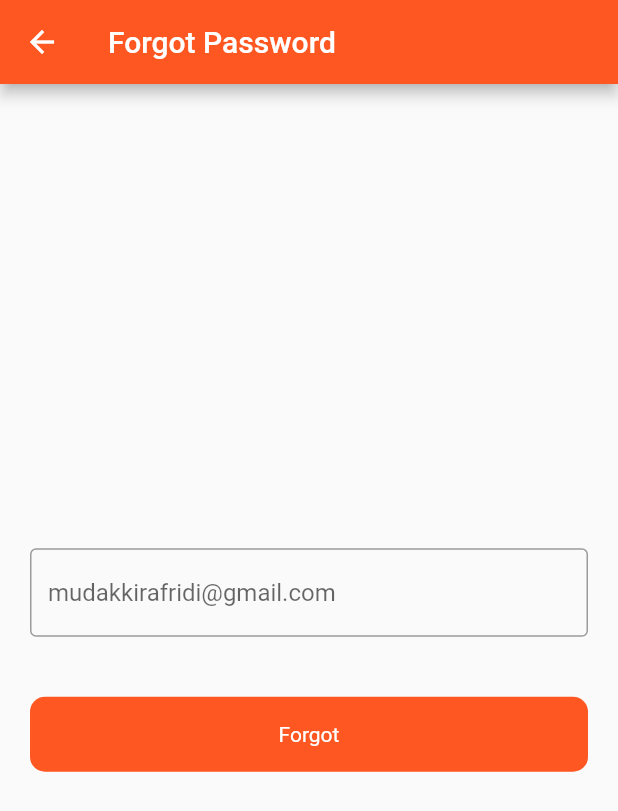
After one commit to mudakkirafridi/Flutter-Firebase, a Flutter app: the screen it shows after launch, after a tap on "SIGN UP", after a tap on "Forgot Password?", on a phone screen of 412 x 824 dp. The commit adds this screen. Shown: the top 811 px of the screen. Run offline on Flutter 3.47's test engine with Material 2 defaults, Android fonts, the phone set to English and light mode, and no system bars; our stand-ins replace cloud_firestore, firebase_auth, firebase_core, firebase_database, fluttertoast; accounts and stored records are empty.

Commit message:
forgor password video complete

```diff
--- /dev/null
+++ b/lib/pages/forgot-screen.dart
@@ -0,0 +1,54 @@
+import 'package:firebase_auth/firebase_auth.dart';
+import 'package:flutter/material.dart';
+import 'package:flutter_firebase/utilities/utils.dart';
+import 'package:flutter_firebase/widgets/roundBtn.dart';
+
+class ForgotPasswordScreen extends StatefulWidget {
+  const ForgotPasswordScreen({super.key});
+
+  @override
+  State<ForgotPasswordScreen> createState() => _MyWidgetState();
+}
+
+class _MyWidgetState extends State<ForgotPasswordScreen> {
+  final forgotEmailContoller = TextEditingController();
+  final auth = FirebaseAuth.instance;
+  @override
+  Widget build(BuildContext context) {
+    return Scaffold(
+      appBar: AppBar(
+        title: const Text('Forgot Password'),
+      ),
+      body: Padding(
+        padding: const EdgeInsets.symmetric(horizontal: 20),
+        child: Column(
+          mainAxisAlignment: MainAxisAlignment.center,
+          crossAxisAlignment: CrossAxisAlignment.center,
+          children: [
+            TextFormField(
+              controller: forgotEmailContoller,
+              decoration: const InputDecoration(
+                  hintText: 'mudakkirafridi@gmail.com',
+                  border: OutlineInputBorder()),
+            ),
+            const SizedBox(
+              height: 40,
+            ),
+            RoundButton(
+                title: 'Forgot',
+                onTap: () {
+                  auth
+                      .sendPasswordResetEmail(
+                          email: forgotEmailContoller.text.toString())
+                      .then((value) {
+                    Utils().toastMessage(message: 'Email Send Successfully');
+                  }).onError((error, stackTrace) {
+                    Utils().toastMessage(message: error.toString());
+                  });
+                })
+          ],
+        ),
+      ),
+    );
+  }
+}
--- a/lib/pages/sign-up.dart
+++ b/lib/pages/sign-up.dart
@@ -1,4 +1,5 @@
 import 'package:flutter/material.dart';
+import 'package:flutter_firebase/pages/forgot-screen.dart';
 import 'package:flutter_firebase/pages/login-screen.dart';
 import 'package:flutter_firebase/pages/phone-login-screen.dart';
 import 'package:flutter_firebase/pages/post-screen.dart';
@@ -122,6 +123,18 @@ class _MyWidgetState extends State<SignUpScreen> {
                     }
                   },
                 ),
+                Align(
+                  alignment: Alignment.bottomRight,
+                  child: TextButton(
+                      onPressed: () {
+                        Navigator.push(
+                            context,
+                            MaterialPageRoute(
+                                builder: (context) =>
+                                    const ForgotPasswordScreen()));
+                      },
+                      child: const Text('Forgot Password?')),
+                ),
                 const SizedBox(
                   height: 15,
                 ),
```
